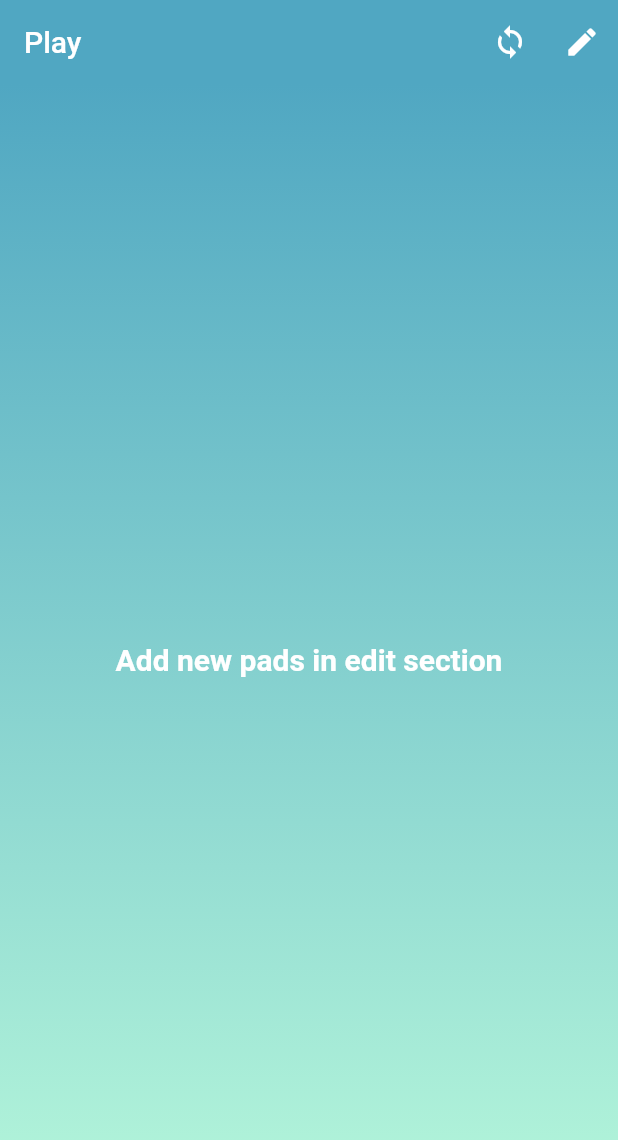
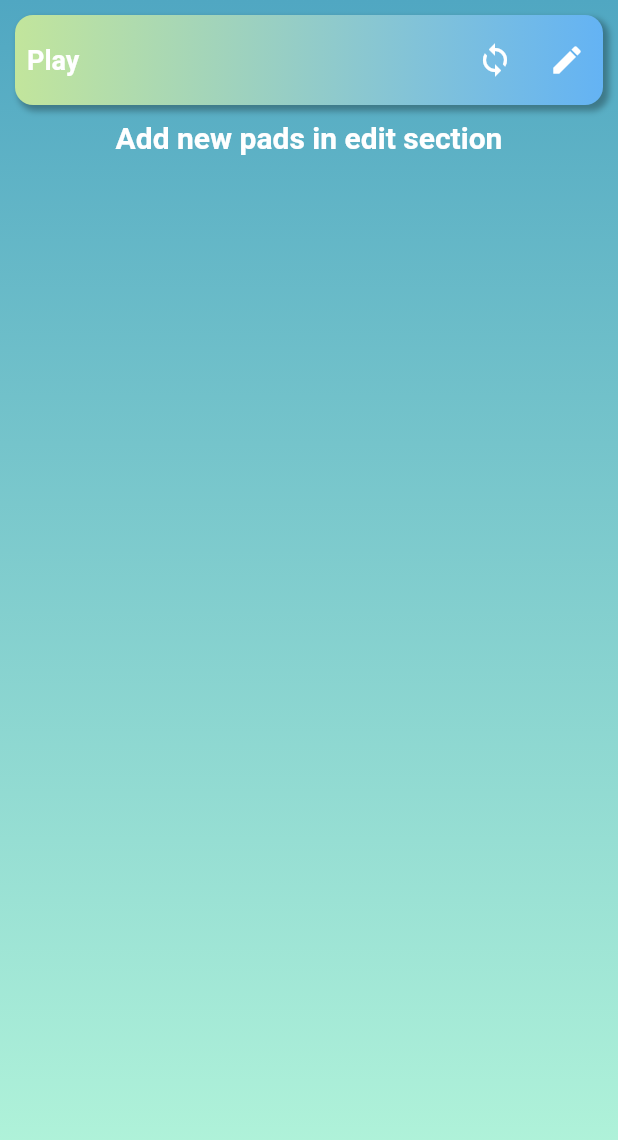
Before and after one commit to TanvirHasanAnik/Timbre_Pad, a Flutter app: the screen it shows after launch, on a phone screen of 412 x 824 dp. Shown: the top 1140 px of the screen. Run offline on Flutter 3.47's test engine with Material 2 defaults, Android fonts, the phone set to English and light mode, and no system bars; our stand-ins replace audioplayers, flutter_bloc, google_fonts, permission_handler, shared_preferences, sqflite; missing offline and left inert: filesystem_picker; accounts and stored records are empty.

Commit message:
play page ui

```diff
--- a/lib/pages/play_pads_page.dart
+++ b/lib/pages/play_pads_page.dart
@@ -25,9 +25,103 @@ class _PlayPadsPageState extends State<PlayPadsPage> {
   @override
   Widget build(BuildContext context) {
     return Scaffold(
-      appBar: AppBar(
-        elevation: 0,
-        actions: [
+      // appBar: AppBar(
+      //   elevation: 0,
+      //   actions: [
+      //     IconButton(
+      //       icon: const Icon(
+      //         Icons.sync,
+      //         color: Colors.white,
+      //       ),
+      //       onPressed: () {
+      //         setState(() {});
+      //       },
+      //     ),
+      //     IconButton(
+      //       icon: const Icon(
+      //         Icons.edit,
+      //         color: Colors.white,
+      //       ),
+      //       onPressed: () {
+      //         setState(() {});
+      //         Navigator.push(
+      //           context,
+      //           MaterialPageRoute(builder: (context) => const EditPadsPage()),
+      //         ).then((value) {
+      //           setState(() {});
+      //         });
+      //       },
+      //     ),
+      //   ],
+      //   title: Text("Play"),
+      //   backgroundColor: const Color(0xff50A7C2),
+      // ),
+      body: SafeArea(
+        child: Container(
+          alignment: Alignment.center,
+          constraints: const BoxConstraints.expand(),
+          decoration: const BoxDecoration(
+            gradient: LinearGradient(
+                begin: Alignment.topCenter,
+                end: Alignment.bottomCenter,
+                colors: <Color>[
+                  Color(0xff50A7C2),
+                  Color(0xffB7F8DB),
+                ]),
+          ),
+          child: Column(
+            children: [
+              customAppbar(),
+              Expanded(
+                child: FutureBuilder(
+                    future: db.getPad(),
+                    builder: (BuildContext context, AsyncSnapshot<List<Pad>> snapshot) {
+                      if (snapshot.data == null) {
+                        return addNewPadAdviceWidget();
+                      }
+                      return snapshot.data!.isNotEmpty
+                          ? GridViewWidget(snapshot)
+                          : addNewPadAdviceWidget();
+                    }),
+              ),
+            ],
+          ),
+        ),
+      ),
+    );
+  }
+
+  Widget customAppbar() {
+    return Container(
+      decoration: BoxDecoration(
+          boxShadow: [
+            BoxShadow(
+              color: Colors.black.withOpacity(0.3),
+              spreadRadius: 1,
+              blurRadius: 3,
+              offset: const Offset(3, 3), // changes position of shadow
+            ),
+          ],
+          gradient: const LinearGradient(colors: <Color>[
+            Color(0xffc2e59c),
+            Color(0xff64b3f4),
+          ]),
+          color: Colors.blue,
+          borderRadius: BorderRadius.circular(12)),
+      margin: const EdgeInsets.all(10),
+      height: 60,
+      child: Row(
+        mainAxisAlignment: MainAxisAlignment.spaceBetween,
+        children: [
+          Padding(
+            padding: const EdgeInsets.all(8.0),
+            child: const Text(
+              "Play",
+              style: TextStyle(color: Colors.white, fontWeight: FontWeight.bold, fontSize: 18),
+            ),
+          ),
+          Row(
+            children: [
               IconButton(
                 icon: const Icon(
                   Icons.sync,
@@ -53,33 +147,8 @@ class _PlayPadsPageState extends State<PlayPadsPage> {
                 },
               ),
             ],
-        title: Text("Play"),
-        backgroundColor: const Color(0xff50A7C2),
-      ),
-      body: SafeArea(
-        child: Container(
-          alignment: Alignment.center,
-          constraints: const BoxConstraints.expand(),
-          decoration: const BoxDecoration(
-            gradient: LinearGradient(
-                begin: Alignment.topCenter,
-                end: Alignment.bottomCenter,
-                colors: <Color>[
-                  Color(0xff50A7C2),
-                  Color(0xffB7F8DB),
-                ]),
-          ),
-          child: FutureBuilder(
-              future: db.getPad(),
-              builder: (BuildContext context, AsyncSnapshot<List<Pad>> snapshot) {
-                if (snapshot.data == null) {
-                  return addNewPadAdviceWidget();
-                }
-                return snapshot.data!.isNotEmpty
-                    ? GridViewWidget(snapshot)
-                    : addNewPadAdviceWidget();
-              }),
-        ),
+          )
+        ],
       ),
     );
   }
@@ -132,8 +201,7 @@ class _PlayPadsPageState extends State<PlayPadsPage> {
                   } else if (pad.soundMode == SoundMode.loopback.name) {
                     playPadsCubit.loopback(pad);
                   }
-                } on Exception catch (_, e) {
-                }
+                } on Exception catch (_, e) {}
               },
               child: playPadItemWidget(pad),
             ),
```
Lines whose indentation alone changed are shown as unchanged.
